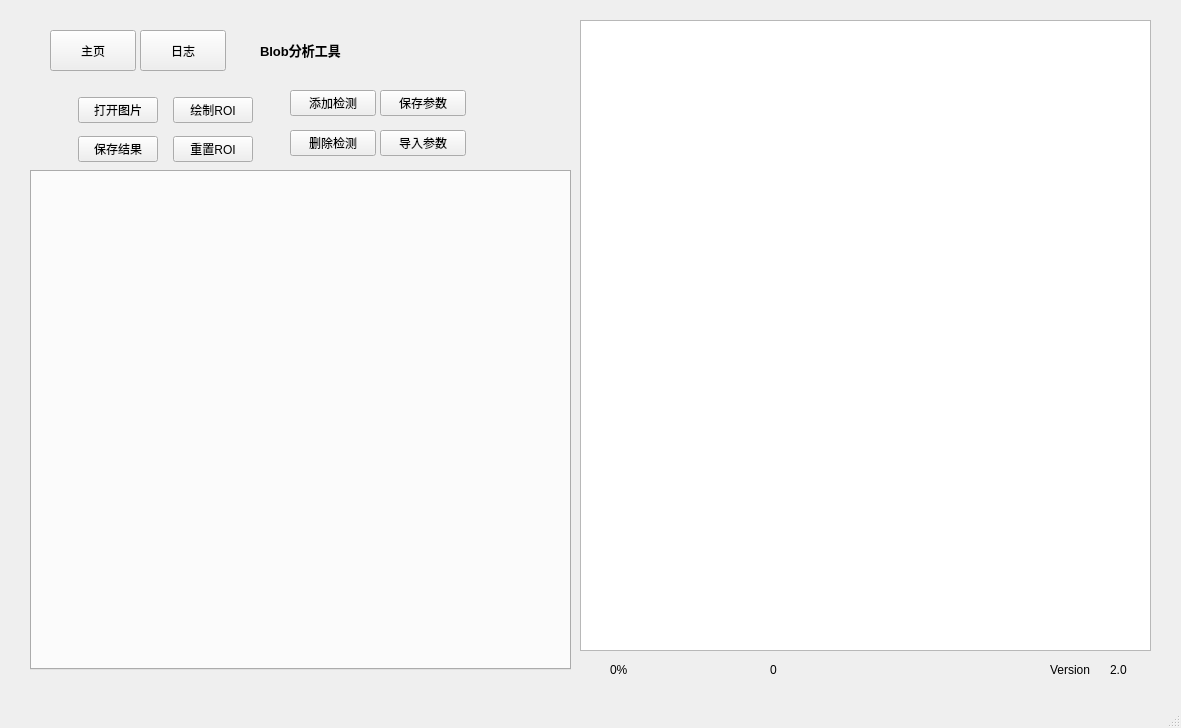
Above: ui/mainwindow.ui from xiaoyuan1021/MyTool before the change. Below: the same form after it.
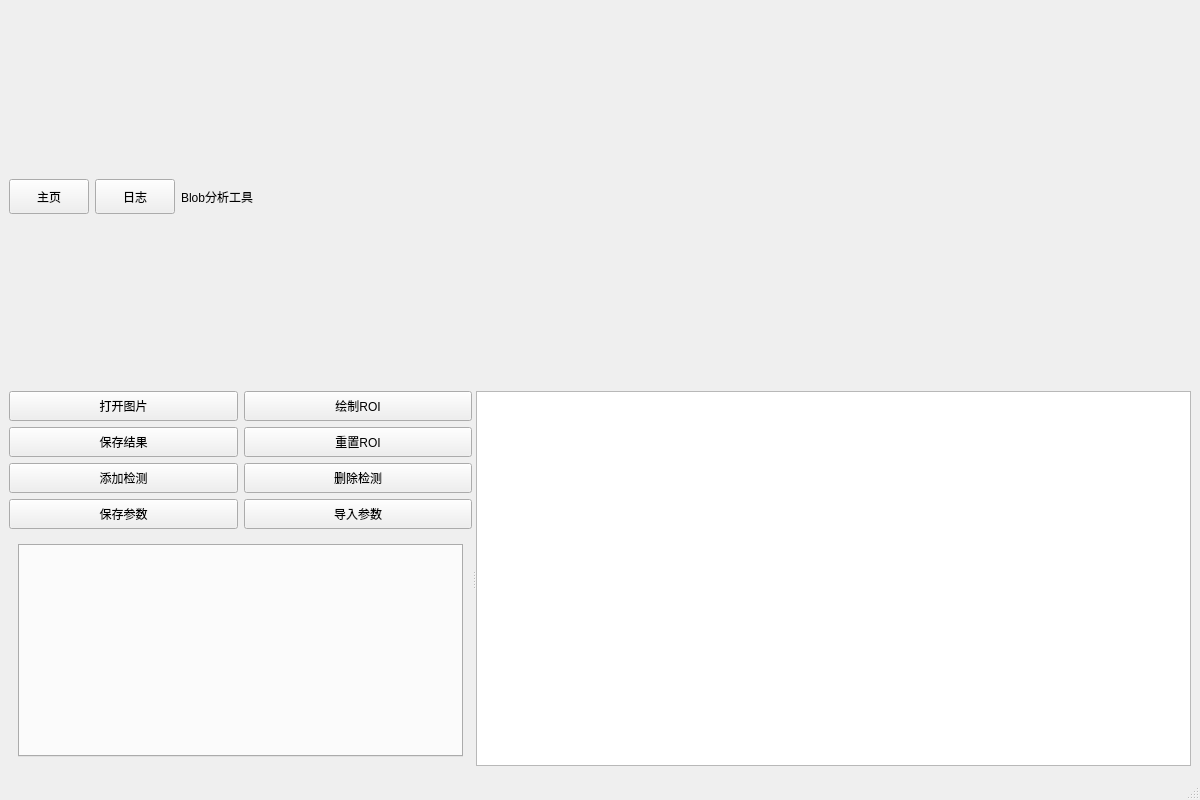
That is the form after the change. Custom widgets are drawn as their Qt base class.

Patch:
```diff
--- a/ui/mainwindow.ui
+++ b/ui/mainwindow.ui
@@ -6,129 +6,53 @@
    <rect>
     <x>0</x>
     <y>0</y>
-    <width>1181</width>
-    <height>728</height>
+    <width>1200</width>
+    <height>800</height>
    </rect>
   </property>
   <property name="windowTitle">
    <string>MainWindow</string>
   </property>
   <widget class="QWidget" name="centralwidget">
-   <widget class="ImageView" name="graphicsView">
-    <property name="geometry">
-     <rect>
-      <x>580</x>
-      <y>20</y>
-      <width>571</width>
-      <height>631</height>
-     </rect>
-    </property>
-   </widget>
-   <widget class="QLabel" name="label_27">
-    <property name="geometry">
-     <rect>
-      <x>1050</x>
-      <y>660</y>
-      <width>69</width>
-      <height>20</height>
-     </rect>
-    </property>
-    <property name="text">
-     <string>Version</string>
-    </property>
-   </widget>
-   <widget class="QLabel" name="label_cpu">
-    <property name="geometry">
-     <rect>
-      <x>610</x>
-      <y>660</y>
-      <width>111</width>
-      <height>20</height>
-     </rect>
-    </property>
-    <property name="text">
-     <string>0%</string>
-    </property>
-   </widget>
-   <widget class="QLabel" name="label_memory">
-    <property name="geometry">
-     <rect>
-      <x>770</x>
-      <y>660</y>
-      <width>211</width>
-      <height>20</height>
-     </rect>
-    </property>
-    <property name="text">
-     <string>0</string>
-    </property>
-   </widget>
-   <widget class="QLabel" name="label_version">
-    <property name="geometry">
-     <rect>
-      <x>1110</x>
-      <y>660</y>
-      <width>31</width>
-      <height>19</height>
-     </rect>
-    </property>
-    <property name="text">
-     <string>2.0</string>
-    </property>
-   </widget>
+   <layout class="QVBoxLayout" name="verticalLayout_main">
+    <!-- 顶部工具栏 -->
+    <item>
+     <layout class="QHBoxLayout" name="horizontalLayout_toolbar">
+      <item>
    <widget class="QPushButton" name="btn_Home">
-    <property name="geometry">
-     <rect>
-      <x>50</x>
-      <y>30</y>
-      <width>86</width>
-      <height>41</height>
-     </rect>
-    </property>
     <property name="text">
      <string>主页</string>
     </property>
-   </widget>
+        <property name="minimumSize">
+         <size>
+          <width>80</width>
+          <height>35</height>
+         </size>
+        </property>
+       </widget>
+      </item>
+      <item>
    <widget class="QPushButton" name="btn_Log">
-    <property name="geometry">
-     <rect>
-      <x>140</x>
-      <y>30</y>
-      <width>86</width>
-      <height>41</height>
-     </rect>
-    </property>
     <property name="text">
      <string>日志</string>
     </property>
-   </widget>
+        <property name="minimumSize">
+         <size>
+          <width>80</width>
+          <height>35</height>
+         </size>
+        </property>
+       </widget>
+      </item>
+      <item>
    <widget class="QLabel" name="label_25">
-    <property name="geometry">
-     <rect>
-      <x>260</x>
-      <y>40</y>
-      <width>131</width>
-      <height>20</height>
-     </rect>
-    </property>
     <property name="text">
-     <string>&lt;html&gt;&lt;head/&gt;&lt;body&gt;&lt;p&gt;&lt;span style=&quot; font-size:10pt; font-weight:700;&quot;&gt;Blob分析工具&lt;/span&gt;&lt;/p&gt;&lt;/body&gt;&lt;/html&gt;</string>
-    </property>
-   </widget>
-   <widget class="QWidget" name="verticalLayoutWidget_3">
-    <property name="geometry">
-     <rect>
-      <x>50</x>
-      <y>90</y>
-      <width>231</width>
-      <height>81</height>
-     </rect>
-    </property>
-    <layout class="QVBoxLayout" name="verticalLayout_3">
+         <string>Blob分析工具</string>
+        </property>
+       </widget>
+      </item>
      <item>
-      <layout class="QHBoxLayout" name="horizontalLayout_12">
-       <item>
-        <spacer name="horizontalSpacer_20">
+       <spacer name="horizontalSpacer_title">
          <property name="orientation">
           <enum>Qt::Orientation::Horizontal</enum>
          </property>
@@ -140,229 +64,203 @@
          </property>
         </spacer>
        </item>
+     </layout>
+    </item>
+    
+    <!-- 主分割器：左侧控制面板 + 右侧图像显示 -->
+    <item>
+     <widget class="QSplitter" name="splitter_main">
+      <property name="orientation">
+       <enum>Qt::Orientation::Horizontal</enum>
+      </property>
+      <property name="childrenCollapsible">
+       <bool>false</bool>
+      </property>
+      
+      <!-- 左侧控制面板 -->
+      <widget class="QWidget" name="widget_leftPanel">
+       <property name="minimumSize">
+        <size>
+         <width>300</width>
+         <height>0</height>
+        </size>
+       </property>
+       <property name="maximumSize">
+        <size>
+         <width>500</width>
+         <height>16777215</height>
+        </size>
+       </property>
+       <layout class="QVBoxLayout" name="verticalLayout_leftPanel">
+        <!-- 操作按钮组 -->
+        <item>
+         <layout class="QHBoxLayout" name="horizontalLayout_buttons">
        <item>
         <widget class="QPushButton" name="btn_openImg">
          <property name="text">
           <string>打开图片</string>
          </property>
-        </widget>
-       </item>
-       <item>
-        <spacer name="horizontalSpacer_19">
-         <property name="orientation">
-          <enum>Qt::Orientation::Horizontal</enum>
-         </property>
-         <property name="sizeHint" stdset="0">
+            <property name="minimumSize">
           <size>
-           <width>20</width>
-           <height>20</height>
-          </size>
-         </property>
-        </spacer>
+              <width>0</width>
+              <height>30</height>
+             </size>
+            </property>
+           </widget>
        </item>
        <item>
         <widget class="QPushButton" name="btn_drawRoi">
          <property name="text">
           <string>绘制ROI</string>
          </property>
-        </widget>
-       </item>
-       <item>
-        <spacer name="horizontalSpacer_21">
-         <property name="orientation">
-          <enum>Qt::Orientation::Horizontal</enum>
-         </property>
-         <property name="sizeHint" stdset="0">
-          <size>
-           <width>40</width>
-           <height>20</height>
-          </size>
-         </property>
-        </spacer>
-       </item>
+            <property name="minimumSize">
+             <size>
+              <width>0</width>
+              <height>30</height>
+             </size>
+            </property>
+           </widget>
+          </item>
       </layout>
      </item>
      <item>
-      <layout class="QHBoxLayout" name="horizontalLayout_13">
-       <item>
-        <spacer name="horizontalSpacer_22">
-         <property name="orientation">
-          <enum>Qt::Orientation::Horizontal</enum>
-         </property>
-         <property name="sizeHint" stdset="0">
-          <size>
-           <width>40</width>
-           <height>20</height>
-          </size>
-         </property>
-        </spacer>
-       </item>
+         <layout class="QHBoxLayout" name="horizontalLayout_buttons2">
        <item>
         <widget class="QPushButton" name="btn_saveImg">
          <property name="text">
           <string>保存结果</string>
          </property>
-        </widget>
-       </item>
-       <item>
-        <spacer name="horizontalSpacer_24">
-         <property name="orientation">
-          <enum>Qt::Orientation::Horizontal</enum>
-         </property>
-         <property name="sizeHint" stdset="0">
+            <property name="minimumSize">
           <size>
-           <width>20</width>
-           <height>20</height>
-          </size>
-         </property>
-        </spacer>
+              <width>0</width>
+              <height>30</height>
+             </size>
+            </property>
+           </widget>
        </item>
        <item>
         <widget class="QPushButton" name="btn_resetROI">
          <property name="text">
           <string>重置ROI</string>
          </property>
-        </widget>
-       </item>
-       <item>
-        <spacer name="horizontalSpacer_23">
-         <property name="orientation">
-          <enum>Qt::Orientation::Horizontal</enum>
-         </property>
-         <property name="sizeHint" stdset="0">
+            <property name="minimumSize">
           <size>
-           <width>40</width>
-           <height>20</height>
-          </size>
-         </property>
-        </spacer>
+              <width>0</width>
+              <height>30</height>
+             </size>
+            </property>
+           </widget>
        </item>
       </layout>
      </item>
-    </layout>
-   </widget>
-   <widget class="QTabWidget" name="tabWidget">
-    <property name="geometry">
-     <rect>
-      <x>30</x>
-      <y>170</y>
-      <width>541</width>
-      <height>500</height>
-     </rect>
-    </property>
-    <property name="currentIndex">
-     <number>-1</number>
-    </property>
-    <property name="tabBarAutoHide">
-     <bool>true</bool>
-    </property>
-   </widget>
-   <widget class="QStackedWidget" name="stackedWidget_MainWindow">
-    <property name="geometry">
-     <rect>
-      <x>30</x>
-      <y>170</y>
-      <width>501</width>
-      <height>421</height>
-     </rect>
-    </property>
-    <property name="currentIndex">
-     <number>0</number>
-    </property>
-    <widget class="QWidget" name="Home"/>
-   </widget>
+        
+        <!-- 配置操作按钮 -->
+        <item>
+         <layout class="QHBoxLayout" name="horizontalLayout_config">
+          <item>
    <widget class="QPushButton" name="btn_addDetect">
-    <property name="geometry">
-     <rect>
-      <x>290</x>
-      <y>90</y>
-      <width>86</width>
-      <height>26</height>
-     </rect>
-    </property>
     <property name="text">
      <string>添加检测</string>
     </property>
-   </widget>
+            <property name="minimumSize">
+             <size>
+              <width>0</width>
+              <height>30</height>
+             </size>
+            </property>
+           </widget>
+          </item>
+          <item>
    <widget class="QPushButton" name="btn_deleteDetect">
-    <property name="geometry">
-     <rect>
-      <x>290</x>
-      <y>130</y>
-      <width>86</width>
-      <height>26</height>
-     </rect>
-    </property>
     <property name="text">
      <string>删除检测</string>
     </property>
-   </widget>
-   <widget class="QWidget" name="layoutWidget">
-    <property name="geometry">
-     <rect>
-      <x>0</x>
-      <y>0</y>
-      <width>2</width>
-      <height>2</height>
-     </rect>
-    </property>
-    <layout class="QHBoxLayout" name="horizontalLayout_9"/>
-   </widget>
-   <widget class="QWidget" name="layoutWidget">
-    <property name="geometry">
-     <rect>
-      <x>0</x>
-      <y>0</y>
-      <width>2</width>
-      <height>2</height>
-     </rect>
-    </property>
-    <layout class="QHBoxLayout" name="horizontalLayout_14"/>
-   </widget>
+            <property name="minimumSize">
+             <size>
+              <width>0</width>
+              <height>30</height>
+             </size>
+            </property>
+           </widget>
+          </item>
+         </layout>
+        </item>
+        <item>
+         <layout class="QHBoxLayout" name="horizontalLayout_config2">
+          <item>
    <widget class="QPushButton" name="btn_saveConfig">
-    <property name="geometry">
-     <rect>
-      <x>380</x>
-      <y>90</y>
-      <width>86</width>
-      <height>26</height>
-     </rect>
-    </property>
     <property name="text">
      <string>保存参数</string>
     </property>
-   </widget>
+            <property name="minimumSize">
+             <size>
+              <width>0</width>
+              <height>30</height>
+             </size>
+            </property>
+           </widget>
+          </item>
+          <item>
    <widget class="QPushButton" name="btn_importConfig">
-    <property name="geometry">
-     <rect>
-      <x>380</x>
-      <y>130</y>
-      <width>86</width>
-      <height>26</height>
-     </rect>
-    </property>
     <property name="text">
      <string>导入参数</string>
     </property>
-   </widget>
-   <zorder>layoutWidget</zorder>
-   <zorder>layoutWidget</zorder>
-   <zorder>stackedWidget_MainWindow</zorder>
-   <zorder>tabWidget</zorder>
-   <zorder>graphicsView</zorder>
-   <zorder>label_27</zorder>
-   <zorder>label_cpu</zorder>
-   <zorder>label_memory</zorder>
-   <zorder>label_version</zorder>
-   <zorder>btn_Home</zorder>
-   <zorder>btn_Log</zorder>
-   <zorder>label_25</zorder>
-   <zorder>verticalLayoutWidget_3</zorder>
-   <zorder>btn_addDetect</zorder>
-   <zorder>btn_deleteDetect</zorder>
-   <zorder>btn_saveConfig</zorder>
-   <zorder>btn_importConfig</zorder>
-  </widget>
+            <property name="minimumSize">
+             <size>
+              <width>0</width>
+              <height>30</height>
+             </size>
+            </property>
+           </widget>
+          </item>
+         </layout>
+        </item>
+        
+        <!-- TabWidget和StackedWidget -->
+        <item>
+         <widget class="QStackedWidget" name="stackedWidget_MainWindow">
+          <property name="currentIndex">
+           <number>0</number>
+          </property>
+          <widget class="QWidget" name="Home">
+           <layout class="QVBoxLayout" name="verticalLayout_home">
+            <item>
+             <widget class="QTabWidget" name="tabWidget">
+              <property name="currentIndex">
+               <number>-1</number>
+              </property>
+              <property name="tabBarAutoHide">
+               <bool>true</bool>
+              </property>
+             </widget>
+            </item>
+           </layout>
+          </widget>
+         </widget>
+        </item>
+       </layout>
+      </widget>
+      
+      <!-- 右侧图像显示区域 -->
+      <widget class="QWidget" name="widget_rightPanel">
+       <layout class="QVBoxLayout" name="verticalLayout_rightPanel">
+        <item>
+         <widget class="ImageView" name="graphicsView">
+          <property name="sizePolicy">
+           <sizepolicy hsizetype="Expanding" vsizetype="Expanding">
+            <horstretch>1</horstretch>
+            <verstretch>1</verstretch>
+           </sizepolicy>
+          </property>
+         </widget>
+        </item>
+       </layout>
+      </widget>
+     </widget>
+    </item>
+   </layout>
+  </widget>
+  
   <widget class="QMenuBar" name="menubar">
    <property name="geometry">
     <rect>
@@ -373,8 +271,17 @@
     </rect>
    </property>
   </widget>
-  <widget class="QStatusBar" name="statusbar"/>
- </widget>
+  
+  <widget class="QStatusBar" name="statusbar">
+   <property name="minimumSize">
+    <size>
+     <width>0</width>
+     <height>25</height>
+    </size>
+   </property>
+  </widget>
+ </widget>
+ 
  <customwidgets>
   <customwidget>
    <class>ImageView</class>
```
Left out of the diff: 9 changed lines with no effect on the pictures. Lines whose indentation alone changed are shown as unchanged.
